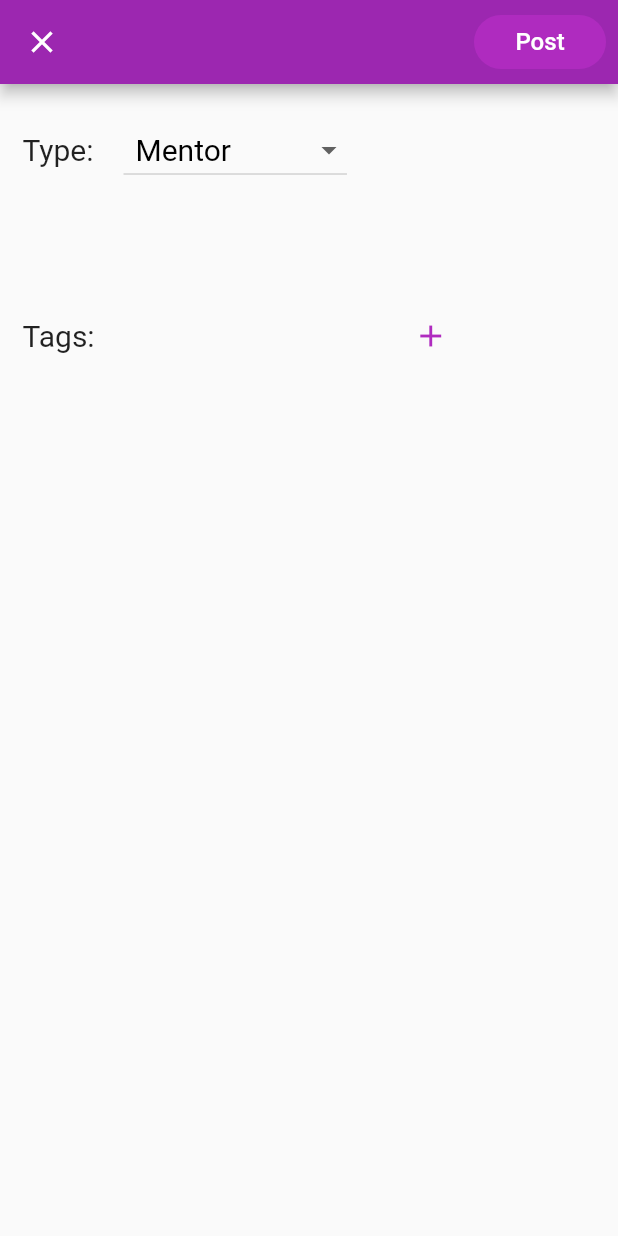
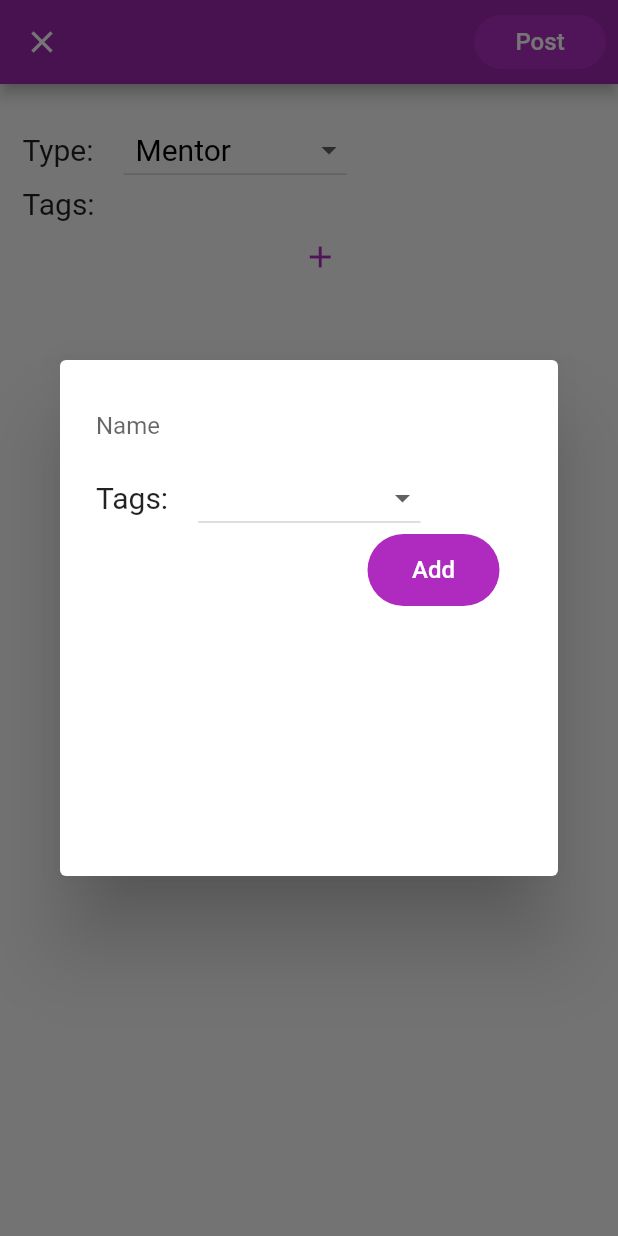
Before and after one commit to kozin00/bifrost, a Flutter app: the Post screen opened directly, after a tap on the "add" icon, on a phone screen of 412 x 824 dp. Run offline on Flutter 3.47's test engine with Material 2 defaults, Android fonts, the phone set to English and light mode, and no system bars.

Commit message:
Frontend Design (Post Page)

```diff
--- a/lib/post.dart
+++ b/lib/post.dart
@@ -9,17 +9,6 @@ class _PostState extends State<Post> {
   String type = "Mentor";
   List<String> types = ["Mentor", "Study Group"];
   String tagName = "";
-  TextEditingController _tagname = new TextEditingController();
-  List<String> fields = [
-    "Math",
-    "Engineering",
-    "Science",
-    "Business & Management",
-    "HASS",
-    "Architecture",
-    "Custom"
-  ];
-  String fieldsValue;
 
   @override
   Widget build(BuildContext context) {
@@ -28,6 +17,7 @@ class _PostState extends State<Post> {
         leading: IconButton(
           icon: Icon(Icons.close),
           onPressed: () {
+            selectedTagsList.clear();
             Navigator.pop(context);
           },
         ),
@@ -99,13 +89,19 @@ class _PostState extends State<Post> {
   Padding selectTags() {
     return Padding(
       padding: const EdgeInsets.only(left: 15.0),
-      child: Row(
+      child: Column(
         children: <Widget>[
-          Text(
-            'Tags:',
-            style: TextStyle(fontSize: 20),
+          Row(
+            children: <Widget>[
+              Text(
+                'Tags:',
+                style: TextStyle(fontSize: 20),
+              ),
+              (selectedTagsList.length == 0)
+                  ? Container()
+                  : Container(height: 35, width: 400, child: _showTags()),
+            ],
           ),
-          Container(height: 200, width: 200, child: _showTags()),
           IconButton(
             icon: Icon(
               Icons.add,
@@ -113,7 +109,6 @@ class _PostState extends State<Post> {
             ),
             onPressed: () {
               addTag();
-              Navigator.of(context).pop();
             },
           )
         ],
@@ -144,7 +139,7 @@ class _PostState extends State<Post> {
               ),
               SizedBox(
                 width: 15,
-              )
+              ),
             ],
           );
         });
@@ -155,18 +150,86 @@ class _PostState extends State<Post> {
       content: Container(
         width: 300,
         height: 300,
-        child: tagList(),
+        child: TagList(),
       ),
     );
     showDialog(context: context, builder: (_) => alert);
   }
+}
 
-  Widget tagList() {
-    fieldsValue = fields[0];
-    return ListView(
+void _addToTags(String name, String field) {
+  Color _tagColor;
+  switch (field) {
+    case "Math":
+      _tagColor = Colors.red;
+      break;
+    case "Science":
+      _tagColor = Colors.green;
+      break;
+    case "Engineering":
+      _tagColor = Colors.blue[900];
+      break;
+    case "HASS":
+      _tagColor = Colors.orange;
+      break;
+    case "Architecture":
+      _tagColor = Colors.yellowAccent;
+      break;
+    case "Business & Management":
+      _tagColor = Colors.pink;
+      break;
+    default:
+      _tagColor = Colors.grey;
+      break;
+  }
+
+  selectedTagsList.add(Tags(name: name, color: _tagColor));
+}
+
+class TagList extends StatefulWidget {
+  @override
+  _TagListState createState() => _TagListState();
+}
+
+class _TagListState extends State<TagList> {
+  List<String> fields = [
+    "Math",
+    "Engineering",
+    "Science",
+    "Business",
+    "HASS",
+    "Architecture",
+    "Custom"
+  ];
+  String fieldsValue;
+
+  final _formKey = new GlobalKey<FormState>();
+  TextEditingController _tagName = new TextEditingController();
+
+  @override
+  Widget build(BuildContext context) {
+    return Column(
       children: <Widget>[
-        TextFormField(
-          controller: _tagname,
+        Form(
+          key: _formKey,
+          child: Material(
+            borderRadius: BorderRadius.circular(10.0),
+            color: Colors.white.withOpacity(0.8),
+            elevation: 0.0,
+            child: TextFormField(
+                decoration:
+                    InputDecoration(hintText: "Name", border: InputBorder.none),
+                controller: _tagName,
+                validator: (value) {
+                  if (value.isEmpty) {
+                    return "The name field cannot be empty";
+                  }
+                  if (value.length > 15) {
+                    return "The name field cannot be longer than 15 characters";
+                  }
+                  return null;
+                }),
+          ),
         ),
         Row(
           children: <Widget>[
@@ -209,7 +272,11 @@ class _PostState extends State<Post> {
               color: Color(0xFFAF2BBF),
               child: MaterialButton(
                 onPressed: () {
-                  _addToTags(_tagname.text, fieldsValue);
+                  FormState _formState = _formKey.currentState;
+                  if (_formState.validate()) {
+                    _addToTags(_tagName.text, fieldsValue);
+                    Navigator.of(context).pop();
+                  }
                 },
                 child: Text(
                   "Add",
@@ -222,37 +289,6 @@ class _PostState extends State<Post> {
       ],
     );
   }
-
-  void _addToTags(String name, String field) {
-    Color _tagColor;
-    switch (field) {
-      case "Math":
-        _tagColor = Colors.red;
-        break;
-      case "Science":
-        _tagColor = Colors.green;
-        break;
-      case "Engineering":
-        _tagColor = Colors.blue[900];
-        break;
-      case "HASS":
-        _tagColor = Colors.orange;
-        break;
-      case "Architecture":
-        _tagColor = Colors.yellowAccent;
-        break;
-      case "Business & Management":
-        _tagColor = Colors.pink;
-        break;
-      default:
-        _tagColor = Colors.grey;
-        break;
-    }
-
-    setState(() {
-      selectedTagsList.add(Tags(name: name, color: _tagColor));
-    });
-  }
 }
 
 List<Tags> selectedTagsList = [];
```
